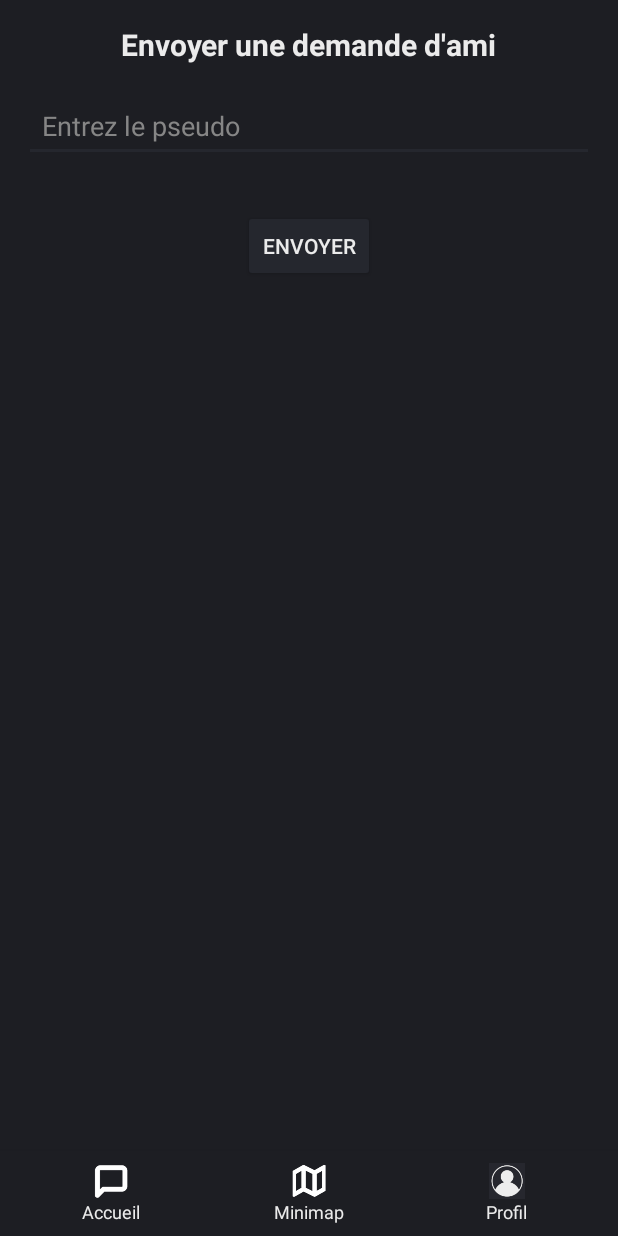
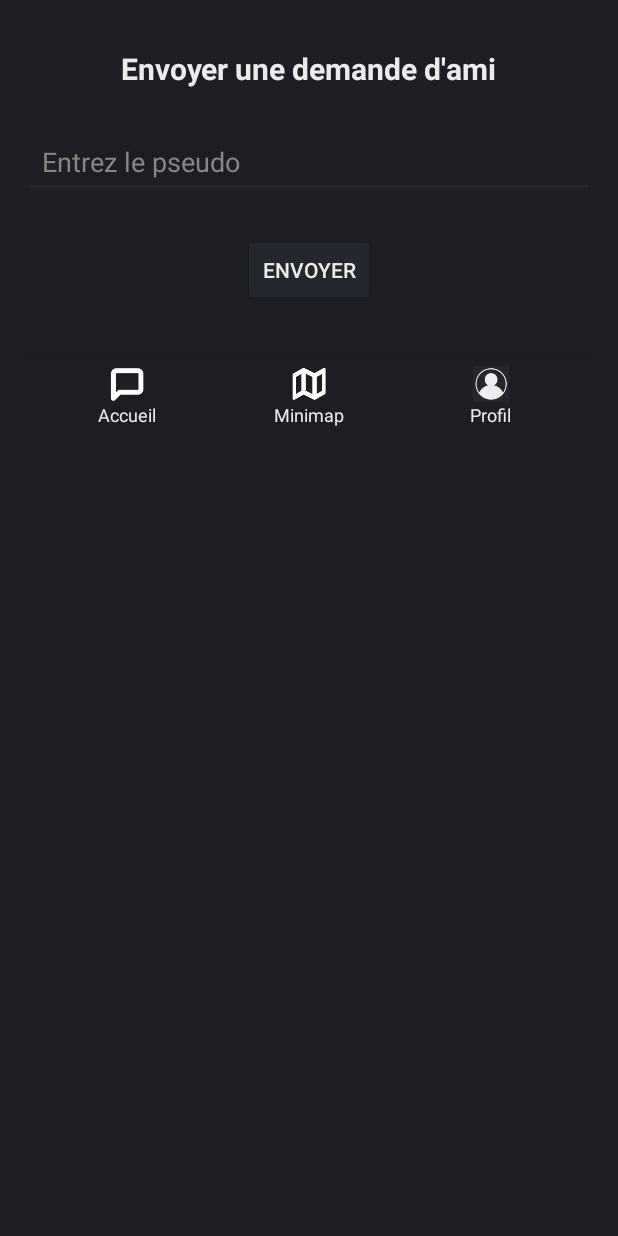
Before and after one commit to Karlos-C/Discourd, an Android app: the Vue_Ajout_Ami screen opened directly, with no data from a screen before it, on a phone screen of 412 x 824 dp. Run offline under Robolectric (Android 15) with nearby library versions, the phone set to English and light mode, and no system bars; 1 statement that could not run was skipped.

Commit message:
#1  Responsive Page Ajout ami

```diff
--- a/app/src/main/res/layout/vue_ajout_ami.xml
+++ b/app/src/main/res/layout/vue_ajout_ami.xml
@@ -1,9 +1,16 @@
 <?xml version="1.0" encoding="utf-8"?>
-<RelativeLayout
+<ScrollView
     xmlns:android="http://schemas.android.com/apk/res/android"
     android:layout_width="match_parent"
     android:layout_height="match_parent"
     android:background="@color/FondNoir">
+
+    <LinearLayout
+        android:layout_width="match_parent"
+        android:layout_height="wrap_content"
+        android:orientation="vertical"
+        android:padding="16dp"
+        android:gravity="center_horizontal">
 
         <!-- Titre -->
         <TextView
@@ -14,16 +21,14 @@
             android:textSize="20sp"
             android:textColor="@color/TitreBlanc"
             android:textStyle="bold"
-        android:layout_marginTop="16dp"
-        android:layout_centerHorizontal="true" />
+            android:layout_marginTop="16dp" />
 
         <!-- Champ de saisie -->
         <EditText
             android:id="@+id/input_pseudo_ami"
             android:layout_width="match_parent"
             android:layout_height="wrap_content"
-        android:layout_below="@id/titre_ajout_ami"
-        android:layout_margin="16dp"
+            android:layout_marginTop="24dp"
             android:hint="Entrez le pseudo"
             android:padding="12dp"
             android:backgroundTint="@color/FondGrisFonce"
@@ -35,9 +40,7 @@
             android:id="@+id/bouton_envoyer_demande"
             android:layout_width="wrap_content"
             android:layout_height="wrap_content"
-        android:layout_below="@id/input_pseudo_ami"
-        android:layout_centerHorizontal="true"
-        android:layout_marginTop="16dp"
+            android:layout_marginTop="24dp"
             android:text="Envoyer"
             android:backgroundTint="@color/FondGrisFonce"
             android:textColor="@color/TitreBlanc" />
@@ -48,5 +51,6 @@
             layout="@layout/vue_footer"
             android:layout_width="match_parent"
             android:layout_height="wrap_content"
-        android:layout_alignParentBottom="true" />
-</RelativeLayout>
+            android:layout_marginTop="32dp" />
+    </LinearLayout>
+</ScrollView>
```
Lines whose indentation alone changed are shown as unchanged.
